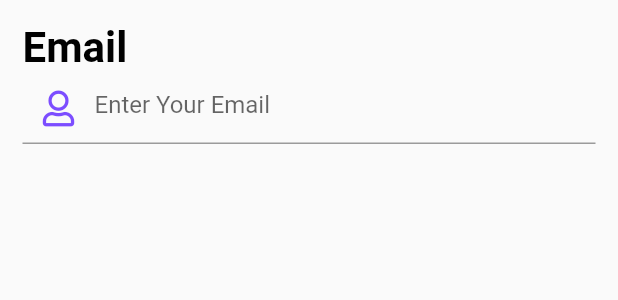
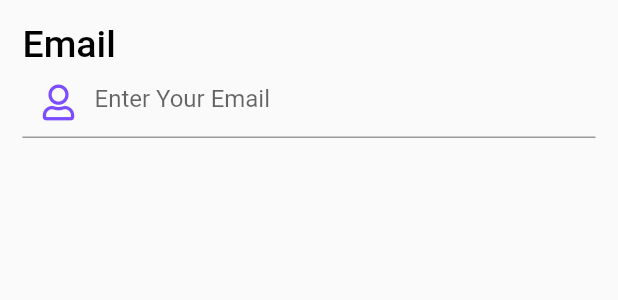
Before and after one commit to Tolbaax/shopify, a Flutter app: the CustomTextFormFiled widget shown alone on an empty page, opened directly, on a phone screen of 412 x 824 dp. Shown: the top 300 px of the screen. Run offline on Flutter 3.47's test engine with Material 2 defaults, Android fonts, the phone set to English and light mode, and no system bars; our stand-ins replace animated_splash_screen, badges, bottom_navy_bar, firebase_auth, firebase_core, flutter_screenutil and 4 more; accounts and stored records are empty; Roboto replaces fonts that are missing (Share).

Commit message:
Shopify UI App

```diff
--- a/lib/View/Widgets/CustomTextFormFiled.dart
+++ b/lib/View/Widgets/CustomTextFormFiled.dart
@@ -6,7 +6,9 @@ class CustomTextFormFiled extends StatefulWidget {
   String? hint;
   IconData? icon;
   bool? eyeView;
-  CustomTextFormFiled({this.icon,this.hint,this.secure,this.name,this.eyeView});
+  var validator;
+  var onSaved;
+  CustomTextFormFiled({this.icon,this.hint,this.secure,this.name,this.eyeView,this.validator,this.onSaved});
 
   @override
   _CustomTextFormFiledState createState() => _CustomTextFormFiledState();
@@ -21,11 +23,13 @@ class _CustomTextFormFiledState extends State<CustomTextFormFiled> {
           Align(
             alignment: Alignment.topLeft,
             child: Text(widget.name!,style:
-            GoogleFonts.share(fontSize: 28,fontWeight: FontWeight.w600,color: Colors.black),),
+            GoogleFonts.share(fontSize: 25,fontWeight: FontWeight.w500,color: Colors.black),),
           ),
 
           TextFormField(
             obscureText: widget.secure!,
+            onSaved: widget.onSaved,
+            validator: widget.validator,
             decoration: InputDecoration(
               prefixIcon: Icon(widget.icon,color: Colors.deepPurpleAccent,),
               suffixIcon:
--- a/lib/main.dart
+++ b/lib/main.dart
@@ -1,4 +1,5 @@
 import 'package:animated_splash_screen/animated_splash_screen.dart';
+import 'package:firebase_core/firebase_core.dart';
 import 'package:flutter/material.dart';
 import 'package:flutter_screenutil/flutter_screenutil.dart';
 import 'package:font_awesome_flutter/font_awesome_flutter.dart';
@@ -19,7 +20,10 @@ import 'package:sign/View/Screens/Settings.dart';
 import 'package:sign/View/Screens/SignInScreen.dart';
 import 'package:sign/View/Screens/SignUp.dart';
 
-void main() {
+void main()async
+{
+  WidgetsFlutterBinding.ensureInitialized();
+  await Firebase.initializeApp();
   runApp(MultiProvider(providers: [
     ChangeNotifierProvider(create: (context) => ThemeProv()),
     ChangeNotifierProvider(create: (context)=> CartProv()),
--- a/pubspec.yaml
+++ b/pubspec.yaml
@@ -32,6 +32,8 @@ dependencies:
   bottom_navy_bar: ^6.0.0
   animated_splash_screen: ^1.1.0
   flutter_svg: ^0.22.0
+  firebase_auth:
+  firebase_core:
   shimmer:
   badges:
   font_awesome_flutter:
```
Also changed, not shown: lib/Controller/auth.dart (added, +17 -0 lines), lib/View/Screens/SignUp.dart (+54 -11 lines), pubspec.lock, 3 other files.
